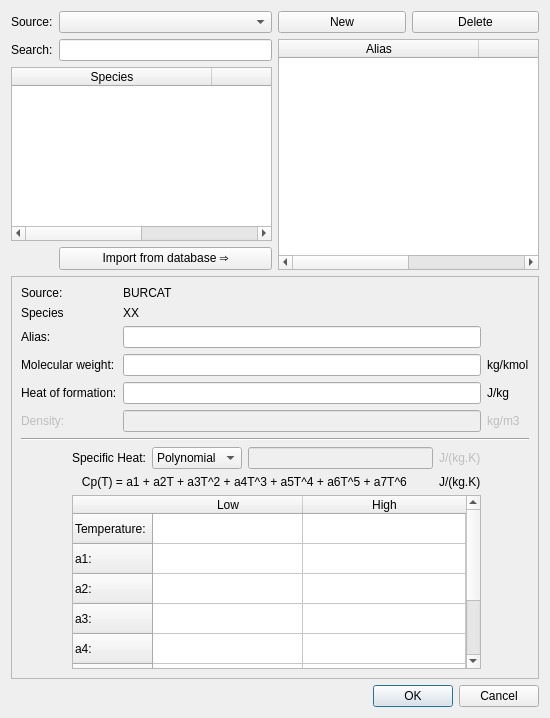
First picture: the form in gui/uifiles/species_popup.ui, repository truongd8593/mfix, before the edit.
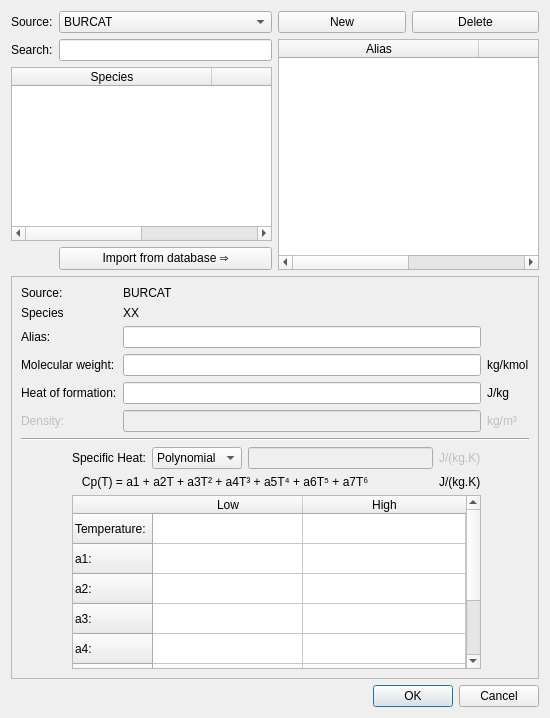
Second picture: the form after the edit.

Commit message: dialog to search chemical species in BURCAT database

```diff
--- a/gui/uifiles/species_popup.ui
+++ b/gui/uifiles/species_popup.ui
@@ -32,7 +32,13 @@
         </widget>
        </item>
        <item row="0" column="1">
-        <widget class="QComboBox" name="comboBox"/>
+        <widget class="QComboBox" name="comboBox">
+         <item>
+          <property name="text">
+           <string>BURCAT</string>
+          </property>
+         </item>
+        </widget>
        </item>
        <item row="1" column="0">
         <widget class="QLabel" name="label_2">
@@ -248,7 +254,7 @@
          <bool>false</bool>
         </property>
         <property name="text">
-         <string>kg/m3</string>
+         <string>kg/m³</string>
         </property>
        </widget>
       </item>
@@ -305,7 +311,7 @@
         <item row="1" column="0" colspan="3">
          <widget class="QLabel" name="label_specific_heat_equation">
           <property name="text">
-           <string>   Cp(T) = a1 + a2T + a3T^2 + a4T^3 + a5T^4 + a6T^5 + a7T^6</string>
+           <string>   Cp(T) = a1 + a2T + a3T² + a4T³ + a5T⁴ + a6T⁵ + a7T⁶</string>
           </property>
          </widget>
         </item>
```
Left out of the diff: 8 changed lines with no effect on the pictures. The commit also changes 2 other files.
